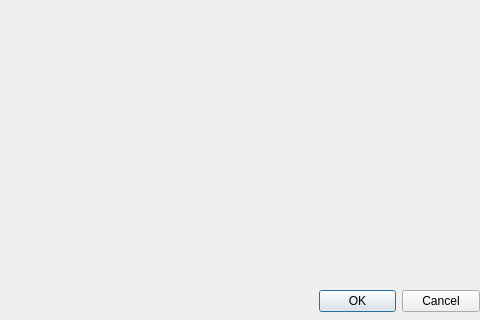
This is app/ChannelBox/channelboxdialog.ui in jinhang87/qtutil as Qt 5 draws it before an edit; both pictures show x 300 to 780 and y 140 to 460 of the 780 by 460 pixel window. The edited form follows.
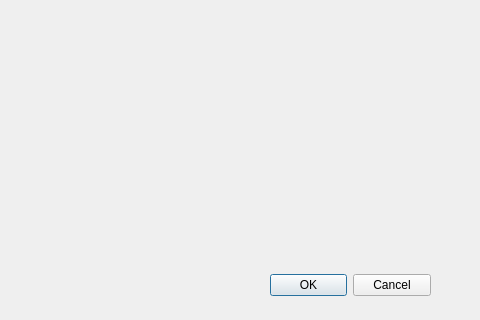
This is the edited form. Custom widgets are drawn as their Qt base class.

Commit message: [chg]channelboxdialog

What changed in the file:
```diff
--- a/app/ChannelBox/channelboxdialog.ui
+++ b/app/ChannelBox/channelboxdialog.ui
@@ -34,10 +34,10 @@
      <widget class="QDialogButtonBox" name="buttonBox">
       <property name="geometry">
        <rect>
-        <x>619</x>
-        <y>430</y>
+        <x>570</x>
+        <y>410</y>
         <width>161</width>
-        <height>23</height>
+        <height>31</height>
        </rect>
       </property>
       <property name="orientation">
```
The commit also changes 2 other files.
